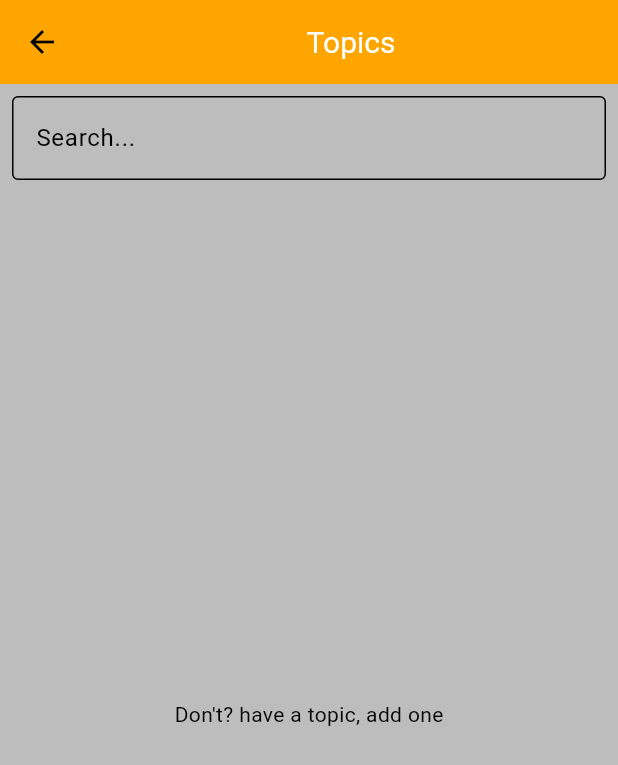
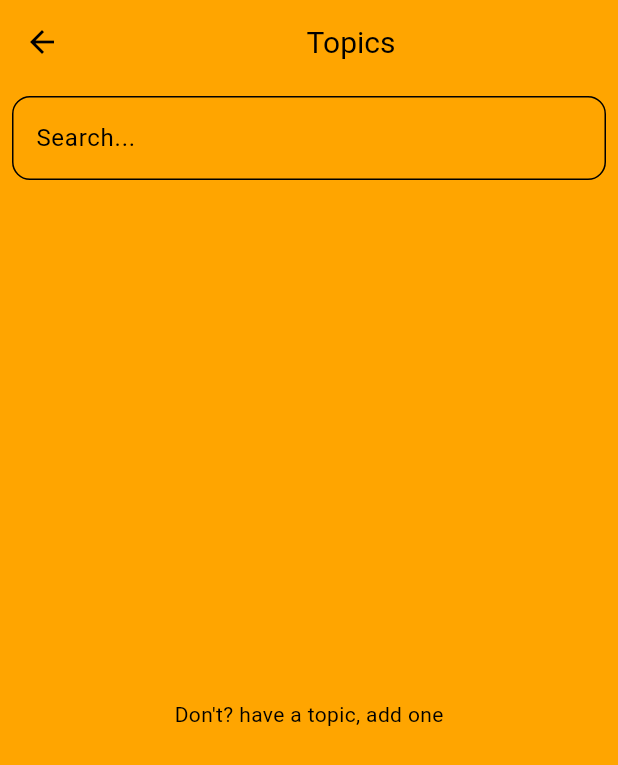
Before and after one commit to titanke/app_gemini, a Flutter app: the Topicspage screen opened directly, on a phone screen of 412 x 824 dp. Shown: the top 765 px of the screen. Run offline on Flutter 3.47's test engine with Material 3 defaults, Android fonts, the phone set to English and light mode, and no system bars; our stand-ins replace carousel_slider, cloud_firestore, easy_localization, file_picker, firebase_auth, firebase_core and 9 more; missing offline and left inert: dart:ffi, langchain, langchain_community, langchain_google; accounts and stored records are empty; network calls fail.

Commit message:
Color definitions v1

```diff
--- a/lib/main.dart
+++ b/lib/main.dart
@@ -167,15 +167,15 @@ class _MyHomePageState extends State<Menu> {
               size: 24,
               color: _currentIndex == index
                   ? Colors.orange[400]
-                  : Color(0xFF19191B),
+                  : Color(0xFFFFE0B2),
             ),
             Text(
               label,
               style: TextStyle(
                 color: _currentIndex == index
                     ? Colors.orange[400]
-                    : Color(0xFF19191B),
-                fontSize: 12, // Tamaño fijo del texto
+                    : Color(0xFFFFE0B2),
+                fontSize: 11, // Tamaño fijo del texto
               ),
             ),
           ],
--- a/lib/pages/PerfilPage.dart
+++ b/lib/pages/PerfilPage.dart
@@ -70,7 +70,7 @@ class _PerfilPageState extends State<PerfilPage> {
             'Profile',
             // ignore: prefer_const_constructors
             style: TextStyle(
-              color: Colors.white,
+              // color: Colors.white,
               fontSize: 20,
             ),
           ),
--- a/lib/pages/TopicsPage.dart
+++ b/lib/pages/TopicsPage.dart
@@ -72,7 +72,7 @@ class _TopicspageState extends State<Topicspage> {
             'Topics',
             // ignore: prefer_const_constructors
             style: TextStyle(
-              color: Colors.white,
+              // color: Colors.white,
               fontSize: 20,
             ),
           ),
@@ -87,7 +87,13 @@ class _TopicspageState extends State<Topicspage> {
             controller: _searchController,
             decoration: InputDecoration(
               labelText: "Search".tr() + "...",
-              border: OutlineInputBorder(),
+              border: OutlineInputBorder(
+                borderSide: BorderSide(
+                  color: Colors.black, // Color del borde
+                  width: 24.0, // Grosor del borde
+                ),
+                borderRadius: BorderRadius.circular(12.0),
+              ),
             ),
           ),
         ),
--- a/lib/theme/theme.dart
+++ b/lib/theme/theme.dart
@@ -1,19 +1,15 @@
 import 'package:flutter/material.dart';
 
 ThemeData lightMode = ThemeData(
-  brightness: Brightness.light,
-  colorScheme: ColorScheme.light(
-    surface: Colors.grey.shade400,
-    primary: Colors.grey.shade300,
-    secondary: Colors.grey.shade200
-  )
-);
+    brightness: Brightness.light,
+    colorScheme: ColorScheme.light(
+        surface: Color(0xFFFFA500),
+        primary: Colors.grey.shade300,
+        secondary: Colors.grey.shade200));
 
 ThemeData darkMode = ThemeData(
     brightness: Brightness.dark,
     colorScheme: ColorScheme.dark(
-      surface: Colors.grey.shade900,
-      primary: Colors.grey.shade800,
-      secondary: Colors.grey.shade700
-    )
-);
+        surface: Colors.grey.shade900,
+        primary: Colors.grey.shade800,
+        secondary: Colors.grey.shade700));
```
Also changed, not shown: lib/pages/ChatPage.dart (+9 -2 lines), lib/pages/HomePage.dart (+11 -8 lines), lib/pages/quiz/QuizPage.dart (+34 -36 lines), lib/widgets/customcard.dart (+9 -3 lines).
